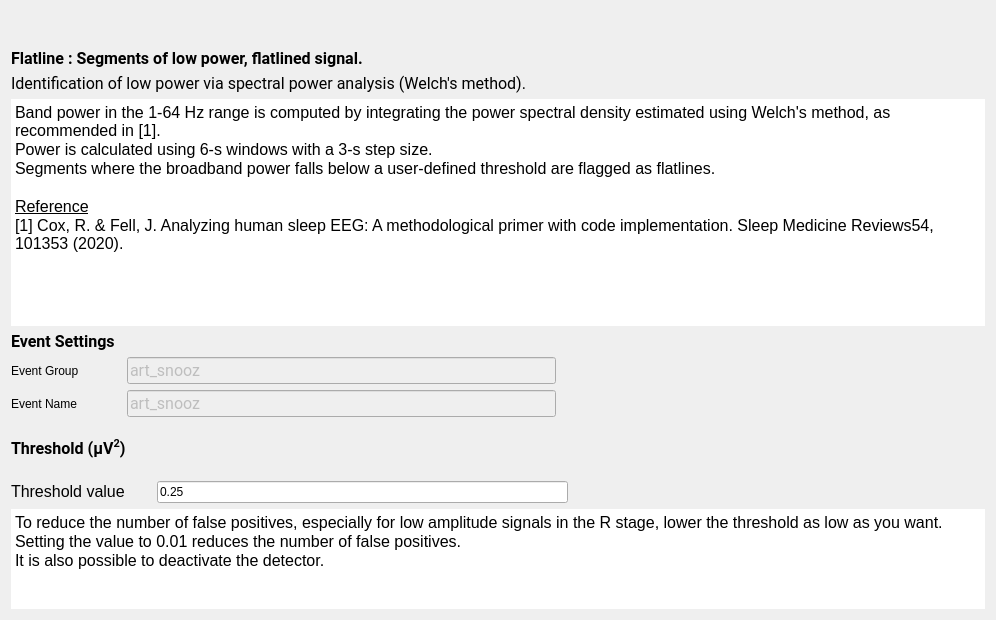
Qt form tools/CEAMSTools/DetectArtifacts/FlatlineStep/Ui_FlatlineStep.ui (SnoozToolbox/snooz-package-ceams) before a commit.
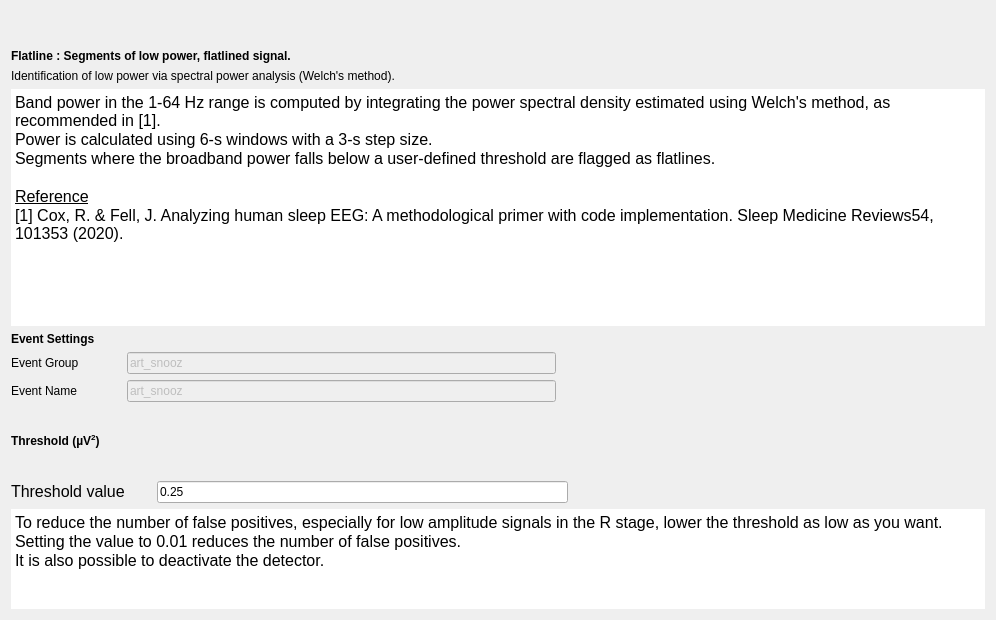
The same form after that commit.

Commit message: Font step 4: forms without fonts of their own, look kept

What changed in the file:
```diff
--- a/tools/CEAMSTools/DetectArtifacts/FlatlineStep/Ui_FlatlineStep.ui
+++ b/tools/CEAMSTools/DetectArtifacts/FlatlineStep/Ui_FlatlineStep.ui
@@ -13,9 +13,6 @@
   <property name="windowTitle">
    <string>Form</string>
   </property>
-  <property name="styleSheet">
-   <string>font: 12pt &quot;Roboto&quot;;</string>
-  </property>
   <layout class="QVBoxLayout" name="verticalLayout_5">
    <item>
     <widget class="QWidget" name="widget" native="true">
@@ -42,8 +39,6 @@
        </property>
        <property name="font">
         <font>
-         <family>Roboto</family>
-         <pointsize>12</pointsize>
          <italic>false</italic>
          <bold>false</bold>
         </font>
@@ -57,8 +52,6 @@
       <widget class="QLabel" name="label_7">
        <property name="font">
         <font>
-         <family>Roboto</family>
-         <pointsize>12</pointsize>
          <italic>false</italic>
          <bold>false</bold>
         </font>
@@ -86,7 +79,7 @@
 hr { height: 1px; border-width: 0; }
 li.unchecked::marker { content: &quot;\2610&quot;; }
 li.checked::marker { content: &quot;\2612&quot;; }
-&lt;/style&gt;&lt;/head&gt;&lt;body style=&quot; font-family:'Roboto'; font-size:12pt; font-weight:400; font-style:normal;&quot;&gt;
+&lt;/style&gt;&lt;/head&gt;&lt;body style=&quot; font-size:12pt; font-weight:400; font-style:normal;&quot;&gt;
 &lt;p style=&quot; margin-top:0px; margin-bottom:0px; margin-left:0px; margin-right:0px; -qt-block-indent:0; text-indent:0px;&quot;&gt;Band power in the 1-64 Hz range is computed by integrating the power spectral density estimated using Welch's method, as recommended in [1]. &lt;/p&gt;
 &lt;p style=&quot; margin-top:0px; margin-bottom:0px; margin-left:0px; margin-right:0px; -qt-block-indent:0; text-indent:0px;&quot;&gt;Power is calculated using 6-s windows with a 3-s step size. &lt;/p&gt;
 &lt;p style=&quot; margin-top:0px; margin-bottom:0px; margin-left:0px; margin-right:0px; -qt-block-indent:0; text-indent:0px;&quot;&gt;Segments where the broadband power falls below a user-defined threshold are flagged as flatlines.&lt;/p&gt;
@@ -108,8 +101,6 @@
           <widget class="QLabel" name="label_4">
            <property name="font">
             <font>
-             <family>Roboto</family>
-             <pointsize>12</pointsize>
              <italic>false</italic>
              <bold>false</bold>
             </font>
@@ -134,8 +125,6 @@
              </property>
              <property name="font">
               <font>
-               <family>Roboto</family>
-               <pointsize>12</pointsize>
                <italic>false</italic>
                <bold>false</bold>
               </font>
@@ -161,8 +150,6 @@
              </property>
              <property name="font">
               <font>
-               <family>Roboto</family>
-               <pointsize>12</pointsize>
                <italic>false</italic>
                <bold>false</bold>
               </font>
@@ -242,8 +229,6 @@
           <widget class="QLabel" name="label">
            <property name="font">
             <font>
-             <family>Roboto</family>
-             <pointsize>12</pointsize>
              <italic>false</italic>
              <bold>false</bold>
              <stylestrategy>PreferAntialias</stylestrategy>
```
Left out of the diff: 2 changed lines with no effect on the pictures. The commit also changes 427 other files.
